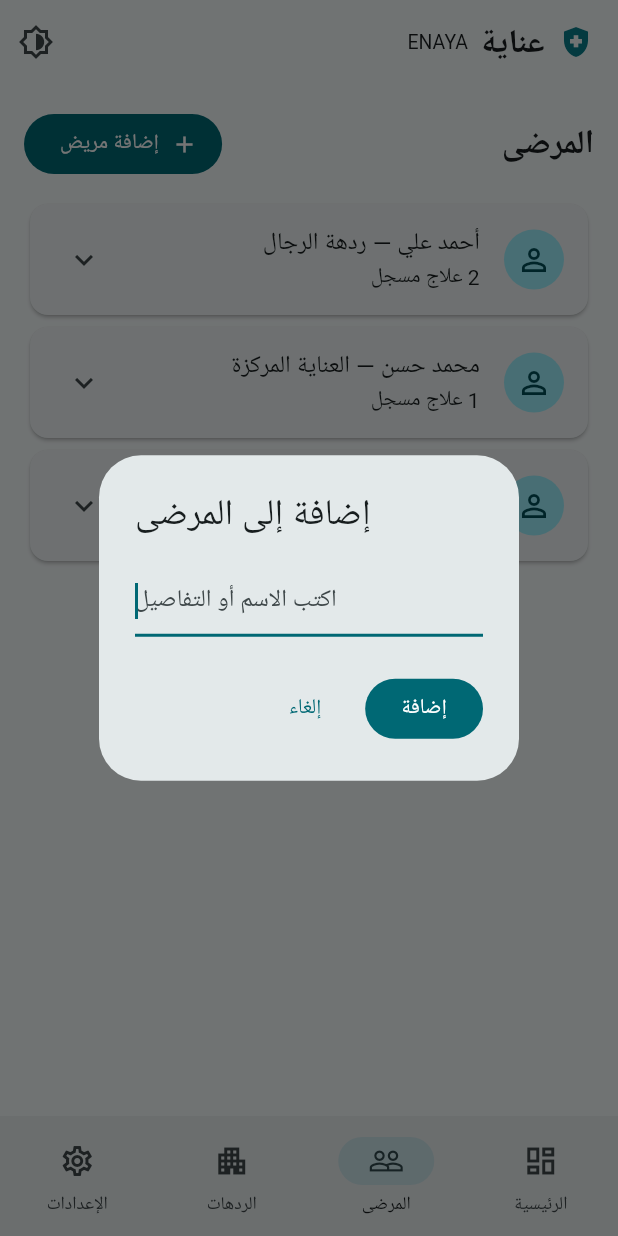
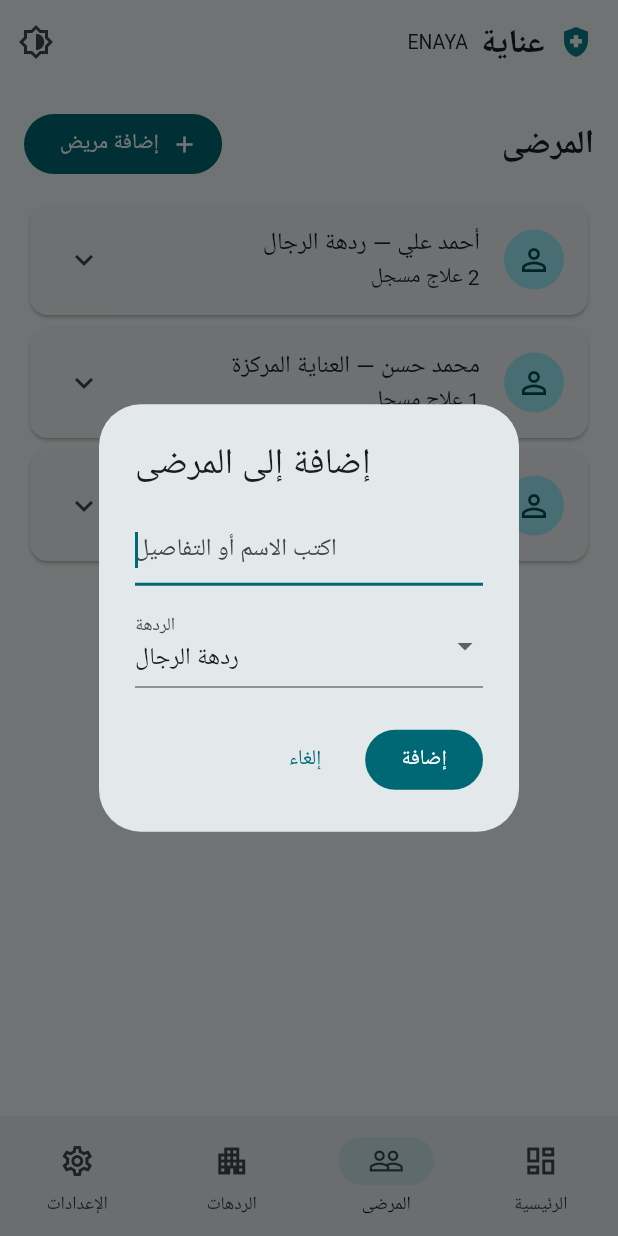
Before and after one commit to tamaralimatham15-maker/Hospital-, a Flutter app: the screen it shows after launch, item 2 of the bottom bar chosen, after a tap on "إضافة مريض", on a phone screen of 412 x 824 dp. Run offline on Flutter 3.47's test engine with Material 3 defaults, Android fonts, the phone set to English and light mode, and no system bars; our stand-ins replace flutter_local_notifications, image_picker, shared_preferences, timezone.

Commit message:
Assign new patients to a ward when adding

```diff
--- a/lib/main.dart
+++ b/lib/main.dart
@@ -286,9 +286,28 @@ class _HomePageState extends State<HomePage> {
  }
  void addItem(String title,List<String> items){
   final controller=TextEditingController();
-  showDialog(context:context,builder:(ctx)=>AlertDialog(title:Text('إضافة إلى $title'),content:TextField(controller:controller,autofocus:true,decoration:const InputDecoration(hintText:'اكتب الاسم أو التفاصيل')),actions:[
-   TextButton(onPressed:()=>Navigator.pop(ctx),child:const Text('إلغاء')),
-   FilledButton(onPressed:(){if(controller.text.trim().isNotEmpty){setState(()=>items.add(controller.text.trim()));saveAllData();}Navigator.pop(ctx);},child:const Text('إضافة'))]));
+  String selectedWard=wards.isNotEmpty?wards.first:'';
+  showDialog(context:context,builder:(ctx)=>StatefulBuilder(builder:(ctx,refresh)=>AlertDialog(
+   title:Text('إضافة إلى $title'),
+   content:Column(mainAxisSize:MainAxisSize.min,children:[
+    TextField(controller:controller,autofocus:true,decoration:const InputDecoration(hintText:'اكتب الاسم أو التفاصيل')),
+    if(title.contains('المرضى')) ...[
+     const SizedBox(height:12),
+     DropdownButtonFormField<String>(value:wards.contains(selectedWard)?selectedWard:null,decoration:const InputDecoration(labelText:'الردهة'),items:wards.map((w)=>DropdownMenuItem(value:w,child:Text(w))).toList(),onChanged:(v)=>refresh(()=>selectedWard=v??''))
+    ]
+   ]),
+   actions:[
+    TextButton(onPressed:()=>Navigator.pop(ctx),child:const Text('إلغاء')),
+    FilledButton(onPressed:(){
+     final name=controller.text.trim();
+     if(name.isNotEmpty){
+      final entry=title.contains('المرضى')&&selectedWard.isNotEmpty?'$name — $selectedWard':name;
+      setState(()=>items.add(entry));saveAllData();
+     }
+     Navigator.pop(ctx);
+    },child:const Text('إضافة'))
+   ]
+  )));
  }
  Widget settingsPage()=>ListView(padding:const EdgeInsets.all(16),children:[
   const Text('الإعدادات',style:TextStyle(fontSize:22,fontWeight:FontWeight.bold)),const SizedBox(height:12),
```
